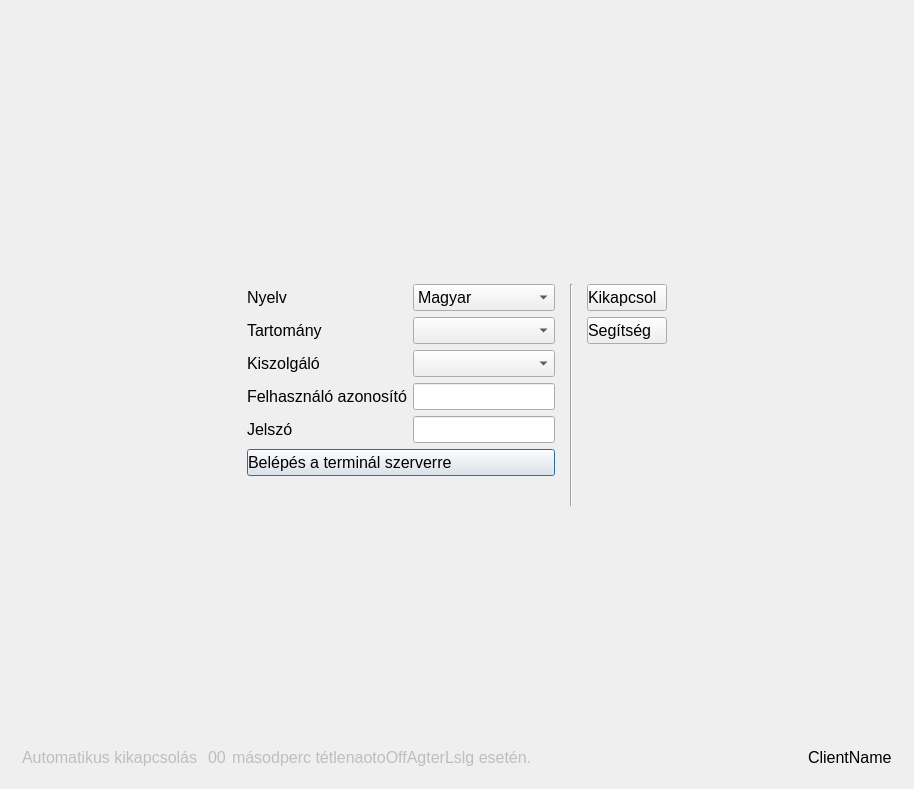
This is dialog.ui in csikfer/rdpwrp as Qt 5 draws it before an edit. The edited form follows.
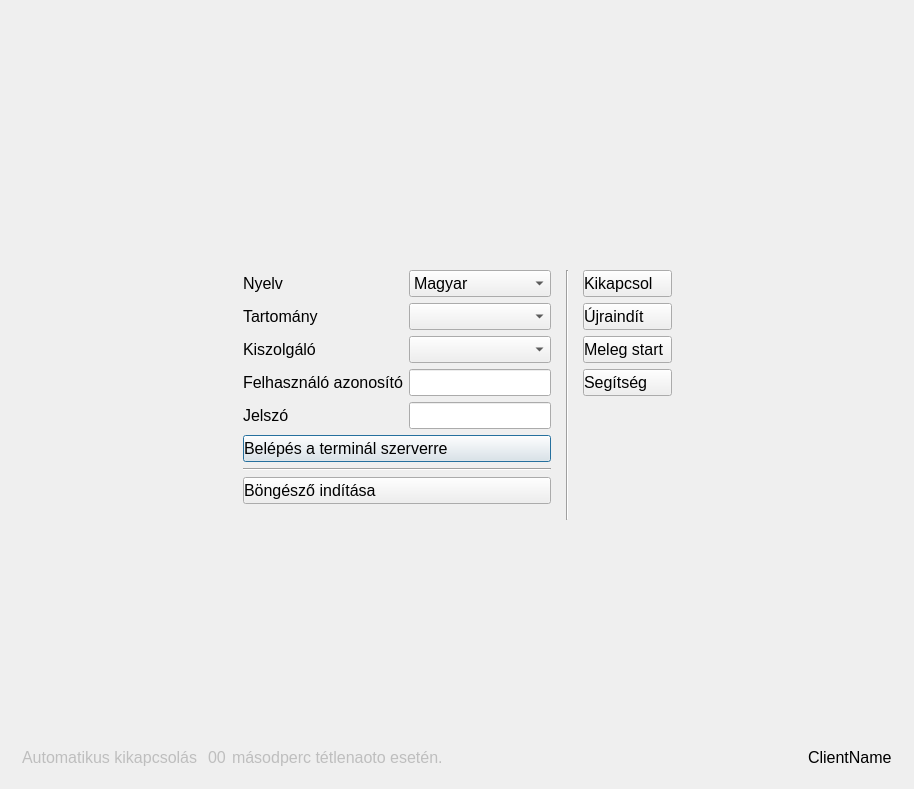
This is the edited form. Icons and pictures are not drawn.

```diff
--- a/dialog.ui
+++ b/dialog.ui
@@ -212,6 +212,30 @@
          </property>
         </widget>
        </item>
+       <item>
+        <widget class="Line" name="line_2">
+         <property name="orientation">
+          <enum>Qt::Horizontal</enum>
+         </property>
+        </widget>
+       </item>
+       <item>
+        <widget class="QPushButton" name="browserPB">
+         <property name="text">
+          <string>Böngésző indítása</string>
+         </property>
+         <property name="icon">
+          <iconset resource="rdpwrp.qrc">
+           <normaloff>:/images/web.ico</normaloff>:/images/web.ico</iconset>
+         </property>
+         <property name="iconSize">
+          <size>
+           <width>32</width>
+           <height>32</height>
+          </size>
+         </property>
+        </widget>
+       </item>
        <item>
         <spacer name="verticalSpacer_4">
          <property name="orientation">
@@ -261,6 +285,40 @@
            </property>
           </widget>
          </item>
+         <item>
+          <widget class="QPushButton" name="rebootPB">
+           <property name="text">
+            <string>Újraindít</string>
+           </property>
+           <property name="icon">
+            <iconset resource="rdpwrp.qrc">
+             <normaloff>:/images/restart.ico</normaloff>:/images/restart.ico</iconset>
+           </property>
+           <property name="iconSize">
+            <size>
+             <width>32</width>
+             <height>32</height>
+            </size>
+           </property>
+          </widget>
+         </item>
+         <item>
+          <widget class="QPushButton" name="cleanPB">
+           <property name="text">
+            <string>Meleg start</string>
+           </property>
+           <property name="icon">
+            <iconset resource="rdpwrp.qrc">
+             <normaloff>:/images/clean.ico</normaloff>:/images/clean.ico</iconset>
+           </property>
+           <property name="iconSize">
+            <size>
+             <width>32</width>
+             <height>32</height>
+            </size>
+           </property>
+          </widget>
+         </item>
          <item>
           <widget class="QPushButton" name="helpPB">
            <property name="text">
@@ -358,7 +416,7 @@
          <bool>false</bool>
         </property>
         <property name="text">
-         <string>másodperc tétlenaotoOffAgterLslg esetén.</string>
+         <string>másodperc tétlenaoto esetén.</string>
         </property>
        </widget>
       </item>
```
Left out of the diff: 2 changed lines with no effect on the pictures.
